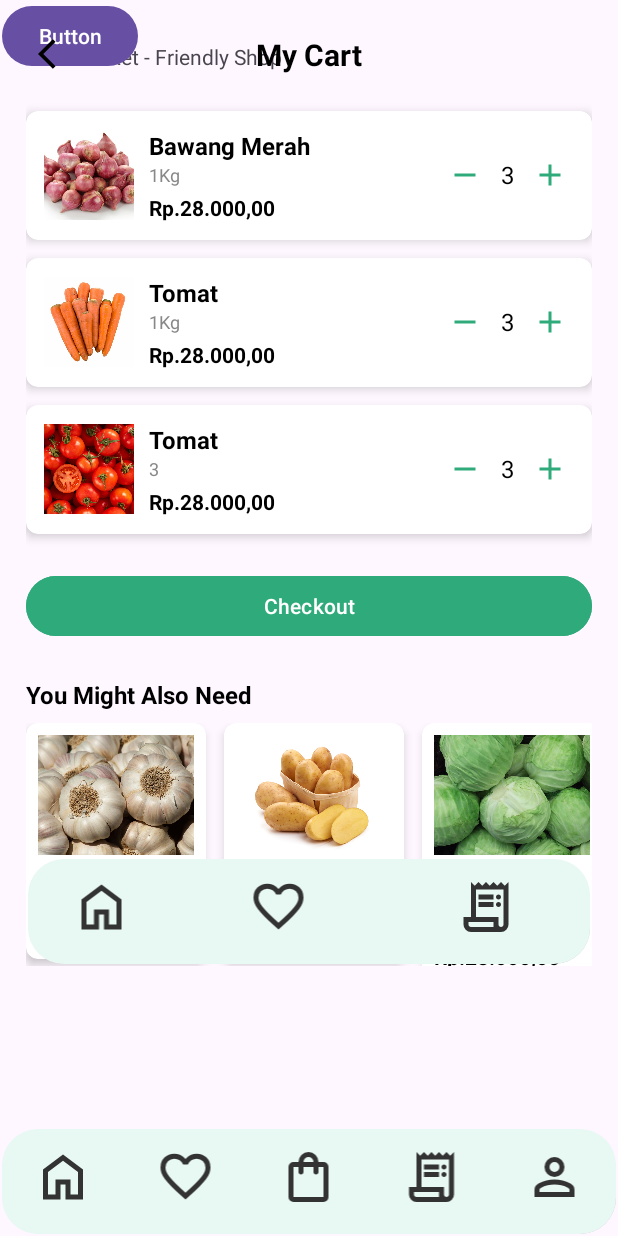
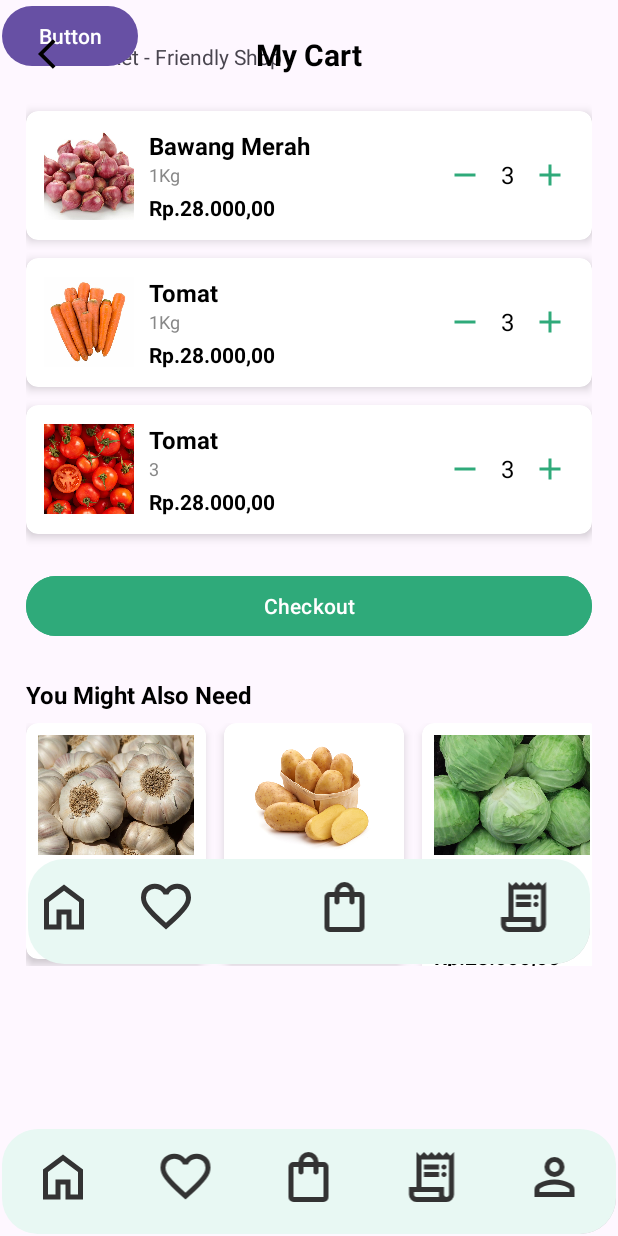
Before and after one commit to yogzism890/Omurice, an Android app built with Jetpack Compose: the fragment CartFragment placed in its activity, on a phone screen of 412 x 824 dp. Run offline under Robolectric (Android 15) with nearby library versions, the phone set to English and light mode, and no system bars.

Commit message:
Menambahkan imageview 'bill' and 'shop' di bottom navigation bar

```diff
--- a/app/src/main/res/layout/fragment_cart.xml
+++ b/app/src/main/res/layout/fragment_cart.xml
@@ -359,14 +359,15 @@
 
     <!-- Menu horizontal -->
     <HorizontalScrollView
+        android:id="@+id/horizontalScrollView"
         android:layout_width="0dp"
         android:layout_height="wrap_content"
         android:layout_marginTop="8dp"
         android:fillViewport="true"
         android:scrollbars="none"
-        app:layout_constraintTop_toBottomOf="@id/tv_recommended"
+        app:layout_constraintEnd_toEndOf="parent"
         app:layout_constraintStart_toStartOf="parent"
-        app:layout_constraintEnd_toEndOf="parent">
+        app:layout_constraintTop_toBottomOf="@id/tv_recommended">
 
         <LinearLayout
             android:layout_width="wrap_content"
@@ -378,9 +379,9 @@
                 android:layout_width="120dp"
                 android:layout_height="wrap_content"
                 android:layout_marginEnd="12dp"
+                android:background="#FFFFFF"
                 app:cardCornerRadius="8dp"
-                app:cardElevation="4dp"
-                android:background="#FFFFFF">
+                app:cardElevation="4dp">
 
                 <LinearLayout
                     android:layout_width="match_parent"
@@ -427,9 +428,9 @@
                 android:layout_width="120dp"
                 android:layout_height="wrap_content"
                 android:layout_marginEnd="12dp"
+                android:background="#FFFFFF"
                 app:cardCornerRadius="8dp"
-            app:cardElevation="4dp"
-            android:background="#FFFFFF">
+                app:cardElevation="4dp">
 
                 <LinearLayout
                     android:layout_width="match_parent"
@@ -443,6 +444,7 @@
                         android:contentDescription="@string/produk"
                         android:scaleType="centerCrop"
                         android:src="@drawable/kentang" />
+
                     <TextView
                         android:layout_width="wrap_content"
                         android:layout_height="wrap_content"
@@ -474,9 +476,9 @@
                 android:layout_width="120dp"
                 android:layout_height="wrap_content"
                 android:layout_marginEnd="12dp"
+                android:background="#FFFFFF"
                 app:cardCornerRadius="8dp"
-            app:cardElevation="4dp"
-            android:background="#FFFFFF">
+                app:cardElevation="4dp">
 
                 <LinearLayout
                     android:layout_width="match_parent"
@@ -490,6 +492,7 @@
                         android:contentDescription="@string/produk"
                         android:scaleType="centerCrop"
                         android:src="@drawable/kubis" />
+
                     <TextView
                         android:layout_width="wrap_content"
                         android:layout_height="wrap_content"
@@ -499,6 +502,7 @@
                         android:textSize="14sp"
                         android:textStyle="bold"
                         tools:text="Kubis" />
+
                     <TextView
                         android:layout_width="wrap_content"
                         android:layout_height="wrap_content"
@@ -506,6 +510,7 @@
                         android:textColor="#888888"
                         android:textSize="12sp"
                         tools:text="1Kg" />
+
                     <TextView
                         android:layout_width="wrap_content"
                         android:layout_height="wrap_content"
@@ -522,9 +527,9 @@
             <androidx.cardview.widget.CardView
                 android:layout_width="120dp"
                 android:layout_height="wrap_content"
+                android:background="#FFFFFF"
                 app:cardCornerRadius="8dp"
-            app:cardElevation="4dp"
-            android:background="#FFFFFF">
+                app:cardElevation="4dp">
 
                 <LinearLayout
                     android:layout_width="match_parent"
@@ -538,31 +543,34 @@
                         android:contentDescription="@string/produk"
                         android:scaleType="centerCrop"
                         android:src="@drawable/cbe" />
+
                     <TextView
                         android:layout_width="wrap_content"
                         android:layout_height="wrap_content"
+                        android:layout_marginTop="4dp"
                         android:text="@string/produk"
-                tools:text="Cabai Merah"
-                android:textStyle="bold"
                         android:textColor="#000000"
                         android:textSize="14sp"
-                android:layout_marginTop="4dp" />
+                        android:textStyle="bold"
+                        tools:text="Cabai Merah" />
+
                     <TextView
                         android:layout_width="wrap_content"
                         android:layout_height="wrap_content"
                         android:text="@string/kuantitas"
-                tools:text="1Kg"
                         android:textColor="#888888"
-                android:textSize="12sp" />
+                        android:textSize="12sp"
+                        tools:text="1Kg" />
+
                     <TextView
                         android:layout_width="wrap_content"
                         android:layout_height="wrap_content"
+                        android:layout_marginTop="2dp"
                         android:text="@string/harga"
                         android:textColor="#000000"
                         android:textSize="14sp"
                         android:textStyle="bold"
-                tools:text="Rp.23.000,00"
-                android:layout_marginTop="2dp" />
+                        tools:text="Rp.23.000,00" />
                 </LinearLayout>
             </androidx.cardview.widget.CardView>
         </LinearLayout>
@@ -600,16 +608,27 @@
             android:layout_marginBottom="8dp"
             app:srcCompat="@drawable/favorit" />
         <ImageView
+            android:id="@+id/imageView4"
+            android:layout_width="101dp"
+            android:layout_height="wrap_content"
+            android:layout_gravity="center"
+            android:layout_marginBottom="8dp"
+            android:layout_weight="1"
+            android:contentDescription="@string/shop"
+            android:paddingTop="10dp"
+            app:srcCompat="@drawable/shop" />
+        <ImageView
             android:id="@+id/imageView5"
             android:layout_width="wrap_content"
             android:layout_height="wrap_content"
             android:layout_weight="1"
-            android:contentDescription="@string/shop"
+            android:contentDescription="@string/bill"
             android:paddingTop="10dp"
             android:layout_marginBottom="8dp"
             android:layout_gravity="center"
             app:srcCompat="@drawable/bill" />
 
+
     </LinearLayout>
 
 
--- a/app/src/main/res/values/strings.xml
+++ b/app/src/main/res/values/strings.xml
@@ -44,5 +44,6 @@
     <string name="beras_pulen">Beras Pulen</string>
     <string name="rp_20_000">Rp.20.000</string>
     <string name="shop" />
+    <string name="bill" />
 
 </resources>
```
Lines whose indentation alone changed are shown as unchanged.
